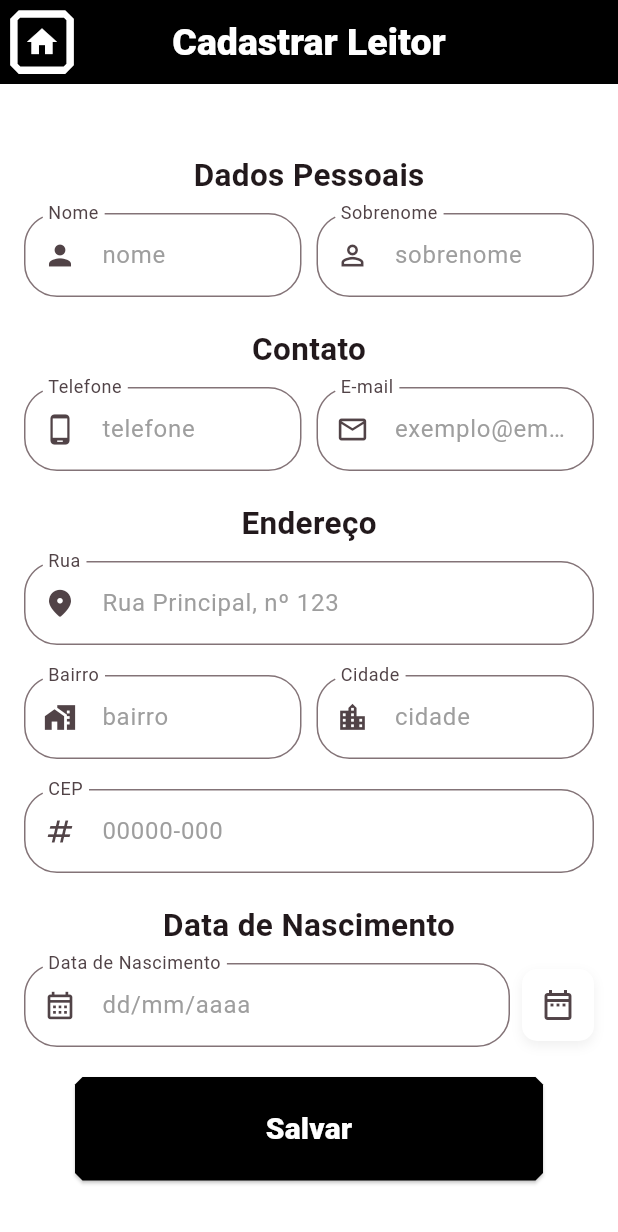
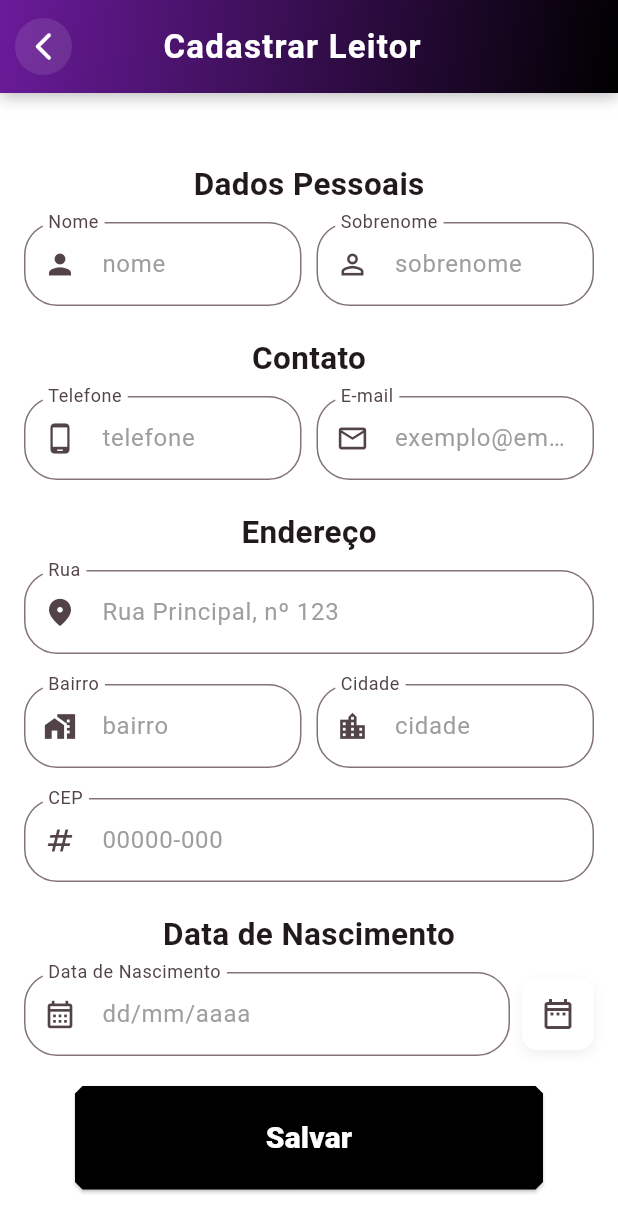
Before and after one commit to LipehSantos213/AgendamentoDeLivros, a Flutter app: the TelaCadastrarLeitor screen opened by its route, on a phone screen of 412 x 824 dp. Shown: the top 1232 px of the screen. Run offline on Flutter 3.47's test engine with Material 3 defaults, Android fonts, the phone set to English and light mode, and no system bars; our stand-ins replace sqflite; accounts and stored records are empty.

Commit message:
AppBar Padrão Da Aplicação

```diff
--- a/lib/widgets/AppBarCustom.dart
+++ b/lib/widgets/AppBarCustom.dart
@@ -2,35 +2,72 @@ import 'package:flutter/material.dart';
 
 class AppBarCustom extends StatelessWidget implements PreferredSizeWidget {
   final String title;
-  const AppBarCustom({super.key, required this.title});
+  final bool showBackButton;
+  final VoidCallback? onBack;
 
-  Widget buildIconButton(IconData icone, VoidCallback onPressed) {
-    return IconButton(
-      onPressed: onPressed,
-      icon: Icon(icone),
-      style: IconButton.styleFrom(
-        shape: BeveledRectangleBorder(
-          borderRadius: BorderRadius.circular(5),
-          side: BorderSide(width: 2.5, color: Colors.white),
+  const AppBarCustom({
+    super.key,
+    required this.title,
+    this.showBackButton = true,
+    this.onBack,
+  });
+
+  @override
+  Widget build(BuildContext context) {
+    return Container(
+      decoration: const BoxDecoration(
+        gradient: LinearGradient(
+          colors: [
+            Color(0xFF6A1B9A), // Roxo elegante
+            Color(0xFF000000), // Preto
+          ],
+          begin: Alignment.topLeft,
+          end: Alignment.bottomRight,
+        ),
+        boxShadow: [
+          BoxShadow(color: Colors.black26, offset: Offset(0, 3), blurRadius: 8),
+        ],
+      ),
+      child: SafeArea(
+        child: Padding(
+          padding: const EdgeInsets.symmetric(horizontal: 10, vertical: 12),
+          child: Row(
+            children: [
+              if (showBackButton)
+                InkWell(
+                  onTap: onBack ?? () => Navigator.of(context).pop(),
+                  borderRadius: BorderRadius.circular(30),
+                  child: Container(
+                    decoration: BoxDecoration(
+                      color: Colors.white.withOpacity(0.1),
+                      shape: BoxShape.circle,
+                    ),
+                    padding: const EdgeInsets.all(8),
+                    child: const Icon(
+                      Icons.arrow_back_ios_new_rounded,
+                      color: Colors.white,
+                      size: 22,
+                    ),
+                  ),
+                ),
+              const Spacer(),
+              Text(
+                title,
+                style: const TextStyle(
+                  fontSize: 22,
+                  fontWeight: FontWeight.bold,
+                  color: Colors.white,
+                  letterSpacing: 0.8,
+                ),
+              ),
+              const Spacer(flex: 2),
+            ],
+          ),
         ),
       ),
     );
   }
 
   @override
-  Size get preferredSize => const Size.fromHeight(kToolbarHeight);
-
-  @override
-  Widget build(BuildContext context) {
-    return AppBar(
-      title: Text(title),
-      backgroundColor: Colors.black,
-      foregroundColor: Colors.white,
-      centerTitle: true,
-      titleTextStyle: TextStyle(fontWeight: FontWeight.w900, fontSize: 25),
-      leading: buildIconButton(Icons.home, () {
-        Navigator.pop(context);
-      }),
-    );
-  }
+  Size get preferredSize => const Size.fromHeight(65);
 }
```
